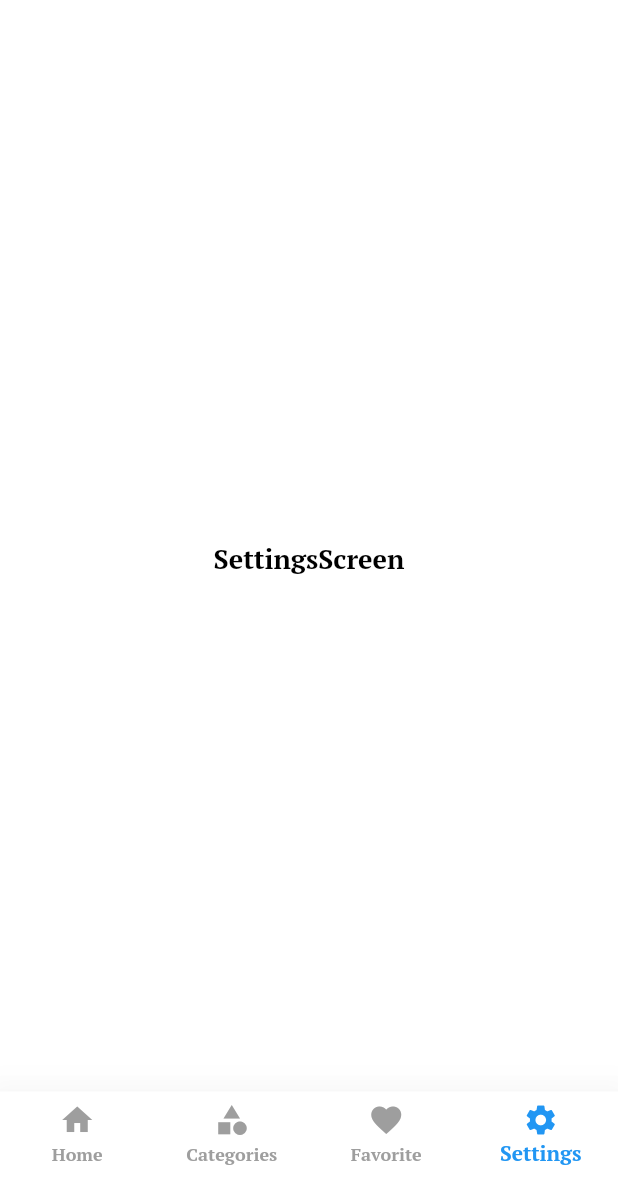
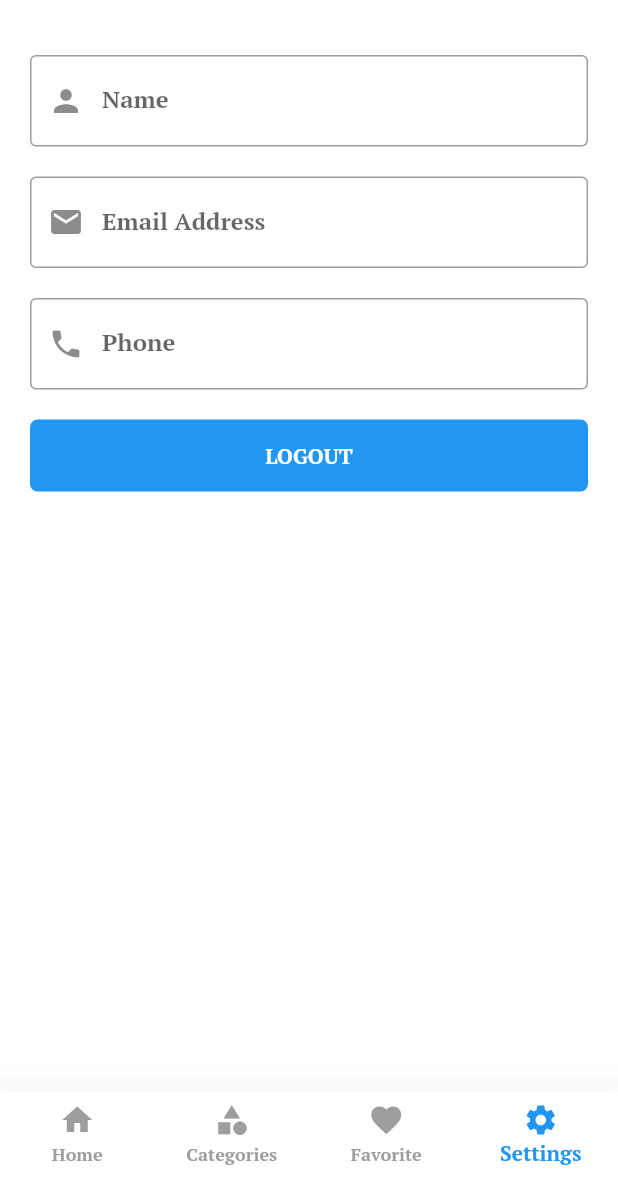
Before and after one commit to MohamedAmrAboalazm/shop_app, a Flutter app: the ShopLayout screen opened directly, item 4 of the bottom bar chosen, on a phone screen of 412 x 824 dp, the part 59-1236 px from its top. Run offline on Flutter 3.47's test engine with Material 2 defaults, Android fonts, the phone set to English and light mode, and no system bars; our stand-ins replace bloc, carousel_slider, conditional_builder, dio, flutter_bloc, fluttertoast and 3 more; accounts and stored records are empty; network calls fail.

Commit message:
profile & logout

```diff
--- a/lib/cubit/states.dart
+++ b/lib/cubit/states.dart
@@ -25,3 +25,9 @@ class ShopSuccessFavoriteDataState extends ShopStates{}
 class ShopLoadingFavoriteDataState extends ShopStates{}
 
 class ShopErorrFavoritesDataState extends ShopStates{}
+
+class ShopSuccessUserDataState extends ShopStates{}
+
+class ShopLoadingUserDataState extends ShopStates{}
+
+ class ShopErorrUserDataState extends ShopStates{}
--- a/lib/main.dart
+++ b/lib/main.dart
@@ -35,7 +35,7 @@ class MyApp extends StatelessWidget {
   @override
   Widget build(BuildContext context) {
     return BlocProvider(
-      create: (context) => ShopCubit()..getHomeData()..getCategories()..getFavorite(),
+      create: (context) => ShopCubit()..getHomeData()..getCategories()..getFavorite()..getUserData(),
       child:MaterialApp(
               debugShowCheckedModeBanner: false,
               theme: lightTheme,
--- a/lib/modules/favourites_screen.dart
+++ b/lib/modules/favourites_screen.dart
@@ -16,10 +16,9 @@ class FavouritesScreen extends StatelessWidget {
      listener: (context, state) {
        if(state is ShopSuccessChangeFavoritesDataState)
        {
-         //if(!ShopCubit.get(context).changeFavoriteModel.status)
-         //  {
+
          showToast(message: ShopCubit.get(context).changeFavoriteModel.message,state: ToastStates.SUCCES);
-         // }
+
        }
      } ,
         builder: (context, state) =>
--- a/lib/modules/settings_screen.dart
+++ b/lib/modules/settings_screen.dart
@@ -1,13 +1,85 @@
+import 'package:conditional_builder/conditional_builder.dart';
+import 'package:flutter/cupertino.dart';
 import 'package:flutter/material.dart';
+import 'package:flutter_bloc/flutter_bloc.dart';
+import 'package:shop_app/cubit/cubit.dart';
+import 'package:shop_app/cubit/states.dart';
+import 'package:shop_app/models/model_login.dart';
+import 'package:shop_app/shared/components.dart';
 
 class SettingsScreen extends StatelessWidget {
+  var nameController=TextEditingController();
+  var emailController=TextEditingController();
+  var phoneController=TextEditingController();
   @override
   Widget build(BuildContext context) {
-    return Center(
-      child: Text(
-        "SettingsScreen",
-        style: Theme.of(context).textTheme.bodyText1,
-      ),
+    return BlocConsumer<ShopCubit,ShopStates>(
+         listener: (context, state) {},
+        builder: (context, state)
+        {
+          var model=ShopCubit.get(context).userModel;
+          nameController.text =model.data.name;
+          emailController.text=model.data.email;
+          phoneController.text=model.data.phone;
+          return ConditionalBuilder(
+            condition: ShopCubit.get(context).userModel!=null,
+            builder: (context) =>Padding(
+              padding: const EdgeInsets.all(20.0),
+              child: Column(
+                children: [
+                  defaultFormField(
+                      prefixicon: Icons.person,
+                      controller: nameController,
+                      keyboardtype: TextInputType.name,
+                      labelText: "Name",
+                      validator: (String value){
+                        if(value.isEmpty)
+                        {
+                          return "name must not be empty";
+                        }
+                        return null;
+                      }),
+                  SizedBox(height: 20,),
+                  defaultFormField(
+                      prefixicon: Icons.email,
+                      controller: emailController,
+                      keyboardtype: TextInputType.emailAddress,
+                      labelText: "Email Address",
+                      validator: (String value){
+                        if(value.isEmpty)
+                        {
+                          return "email must not be empty";
+                        }
+                        return null;
+                      }),
+                  SizedBox(height: 20,),
+                  defaultFormField(
+                      prefixicon: Icons.phone,
+                      controller: phoneController,
+                      keyboardtype: TextInputType.phone,
+                      labelText:"Phone",
+                      validator: (String value){
+                        if(value.isEmpty)
+                        {
+                          return "phone must not be empty";
+                        }
+                        return null;
+                      }),
+                  SizedBox(height: 20,),
+                  defaultButton(onPressed: (){
+                    signOut(context);
+                  },text: "Logout")
+
+                ],
+              ),
+            ),
+           fallback:(context) =>  Center(child: CircularProgressIndicator()),);
+
+        },
     );
   }
+
+
+
+
 }
--- a/lib/modules/shop_login_screen.dart
+++ b/lib/modules/shop_login_screen.dart
@@ -7,6 +7,7 @@ import 'package:shop_app/cubit_login/states.dart';
 import 'package:shop_app/modules/shop_register_screen.dart';
 import 'package:shop_app/network/local/cache_helper.dart';
 import 'package:shop_app/shared/components.dart';
+import 'package:shop_app/shared/styles/constants.dart';
 import 'package:shop_app/shop_layout.dart';
 
 class ShopLoginScreen extends StatelessWidget {
@@ -27,6 +28,8 @@ class ShopLoginScreen extends StatelessWidget {
                   print(state.loginModel.data.token);
                   CacheHelper.saveData(key: "token", value:state.loginModel.data.token)
                       .then((value){
+
+                         token=state.loginModel.data.token;
                         navigateAndFinsh(context, ShopLayout());
                   } );
 
```
Also changed, not shown: lib/cubit/cubit.dart (+15 -0 lines).
